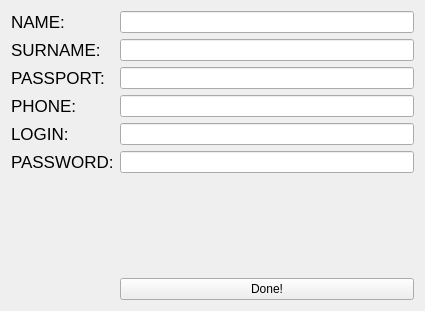
Before: the Qt Designer form changeinfo.ui in AtlasKirill/airport_project, drawn with Qt 5.
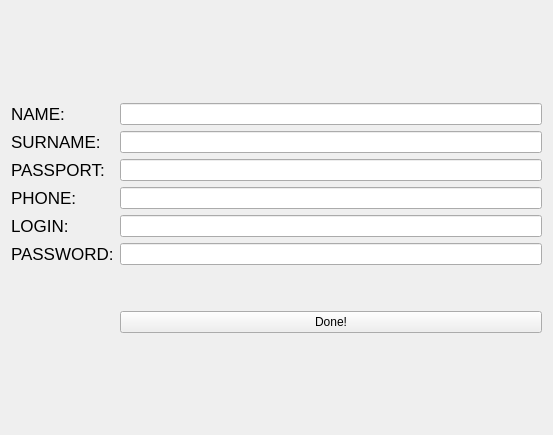
After: the same form once the commit is applied.

```diff
--- a/changeinfo.ui
+++ b/changeinfo.ui
@@ -6,14 +6,16 @@
    <rect>
     <x>0</x>
     <y>0</y>
-    <width>425</width>
-    <height>311</height>
+    <width>553</width>
+    <height>435</height>
    </rect>
   </property>
   <property name="windowTitle">
    <string>Form</string>
   </property>
-  <layout class="QFormLayout" name="formLayout">
+  <layout class="QGridLayout" name="gridLayout_2">
+   <item row="1" column="0">
+    <layout class="QGridLayout" name="gridLayout">
    <item row="0" column="0">
     <widget class="QLabel" name="label">
      <property name="font">
@@ -29,21 +31,6 @@
    <item row="0" column="1">
     <widget class="QLineEdit" name="nameLine"/>
    </item>
-   <item row="1" column="0">
-    <widget class="QLabel" name="label_3">
-     <property name="font">
-      <font>
-       <pointsize>13</pointsize>
-      </font>
-     </property>
-     <property name="text">
-      <string>SURNAME:</string>
-     </property>
-    </widget>
-   </item>
-   <item row="1" column="1">
-    <widget class="QLineEdit" name="surnameLine"/>
-   </item>
    <item row="2" column="0">
     <widget class="QLabel" name="label_4">
      <property name="font">
@@ -56,39 +43,36 @@
      </property>
     </widget>
    </item>
-   <item row="2" column="1">
-    <widget class="QLineEdit" name="passporLine"/>
-   </item>
-   <item row="3" column="0">
-    <widget class="QLabel" name="label_5">
-     <property name="font">
-      <font>
-       <pointsize>13</pointsize>
-      </font>
-     </property>
-     <property name="text">
-      <string>PHONE:</string>
-     </property>
-    </widget>
-   </item>
    <item row="3" column="1">
     <widget class="QLineEdit" name="phoneLine"/>
    </item>
-   <item row="4" column="0">
-    <widget class="QLabel" name="label_6">
-     <property name="font">
-      <font>
-       <pointsize>13</pointsize>
-      </font>
-     </property>
-     <property name="text">
-      <string>LOGIN:</string>
-     </property>
-    </widget>
-   </item>
    <item row="4" column="1">
     <widget class="QLineEdit" name="loginLine"/>
    </item>
+     <item row="1" column="0">
+      <widget class="QLabel" name="label_3">
+       <property name="font">
+        <font>
+         <pointsize>13</pointsize>
+        </font>
+       </property>
+       <property name="text">
+        <string>SURNAME:</string>
+       </property>
+      </widget>
+     </item>
+     <item row="3" column="0">
+      <widget class="QLabel" name="label_5">
+       <property name="font">
+        <font>
+         <pointsize>13</pointsize>
+        </font>
+       </property>
+       <property name="text">
+        <string>PHONE:</string>
+       </property>
+      </widget>
+     </item>
    <item row="5" column="0">
     <widget class="QLabel" name="label_2">
      <property name="font">
@@ -117,12 +101,58 @@
      </property>
     </spacer>
    </item>
+     <item row="1" column="1">
+      <widget class="QLineEdit" name="surnameLine"/>
+     </item>
+     <item row="4" column="0">
+      <widget class="QLabel" name="label_6">
+       <property name="font">
+        <font>
+         <pointsize>13</pointsize>
+        </font>
+       </property>
+       <property name="text">
+        <string>LOGIN:</string>
+       </property>
+      </widget>
+     </item>
+     <item row="2" column="1">
+      <widget class="QLineEdit" name="passporLine"/>
+     </item>
    <item row="7" column="1">
     <widget class="QPushButton" name="buttonDone">
      <property name="text">
       <string>Done!</string>
      </property>
     </widget>
+     </item>
+    </layout>
+   </item>
+   <item row="2" column="0">
+    <spacer name="verticalSpacer_2">
+     <property name="orientation">
+      <enum>Qt::Vertical</enum>
+     </property>
+     <property name="sizeHint" stdset="0">
+      <size>
+       <width>20</width>
+       <height>40</height>
+      </size>
+     </property>
+    </spacer>
+   </item>
+   <item row="0" column="0">
+    <spacer name="verticalSpacer_3">
+     <property name="orientation">
+      <enum>Qt::Vertical</enum>
+     </property>
+     <property name="sizeHint" stdset="0">
+      <size>
+       <width>20</width>
+       <height>40</height>
+      </size>
+     </property>
+    </spacer>
    </item>
   </layout>
  </widget>
```
Lines whose indentation alone changed are shown as unchanged.
